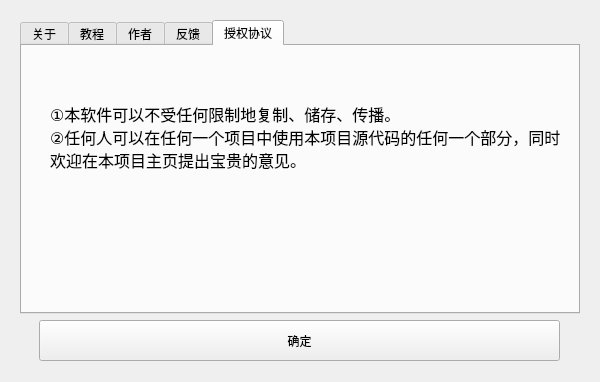
Qt form uiFiles/ui_about.ui (ljzloser/Solvable-Minesweeper) before a commit.
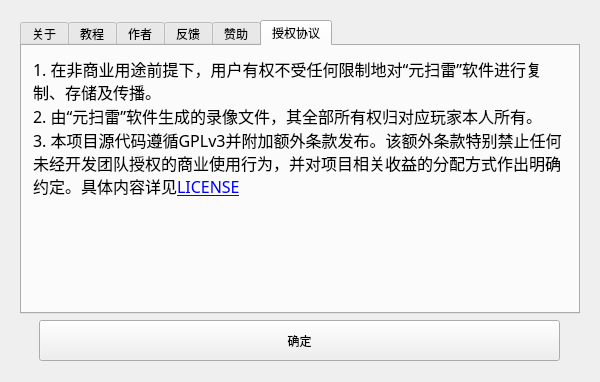
The same form after that commit. The open tabs and pages were chosen to show the change. Icons and pictures are not drawn.

```diff
--- a/uiFiles/ui_about.ui
+++ b/uiFiles/ui_about.ui
@@ -34,7 +34,7 @@
   <property name="windowOpacity">
    <double>10.000000000000000</double>
   </property>
-  <layout class="QVBoxLayout" name="verticalLayout">
+  <layout class="QVBoxLayout" name="verticalLayout_7">
    <property name="leftMargin">
     <number>20</number>
    </property>
@@ -314,85 +314,228 @@
          </property>
         </widget>
        </item>
+       <item>
+        <spacer name="verticalSpacer_4">
+         <property name="orientation">
+          <enum>Qt::Vertical</enum>
+         </property>
+         <property name="sizeHint" stdset="0">
+          <size>
+           <width>20</width>
+           <height>40</height>
+          </size>
+         </property>
+        </spacer>
+       </item>
+      </layout>
+     </widget>
+     <widget class="QWidget" name="tab_6">
+      <attribute name="title">
+       <string>赞助</string>
+      </attribute>
+      <layout class="QVBoxLayout" name="verticalLayout_6">
+       <item>
+        <widget class="QLabel" name="label_9">
+         <property name="text">
+          <string>感谢您考虑支持我们的开源项目，赞助时请备注项目名称+您的称呼+其他要求，例如元扫雷+张先生+建议添加**功能。您的赞助将有助于项目的持续发展和改进，使我们能够继续提高软件的质量。</string>
+         </property>
+         <property name="wordWrap">
+          <bool>true</bool>
+         </property>
+        </widget>
+       </item>
+       <item>
+        <widget class="QWidget" name="widget" native="true">
+         <property name="sizePolicy">
+          <sizepolicy hsizetype="Preferred" vsizetype="Preferred">
+           <horstretch>0</horstretch>
+           <verstretch>0</verstretch>
+          </sizepolicy>
+         </property>
+         <layout class="QHBoxLayout" name="horizontalLayout">
+          <property name="spacing">
+           <number>0</number>
+          </property>
+          <property name="leftMargin">
+           <number>0</number>
+          </property>
+          <property name="topMargin">
+           <number>0</number>
+          </property>
+          <property name="rightMargin">
+           <number>0</number>
+          </property>
+          <property name="bottomMargin">
+           <number>0</number>
+          </property>
+          <item>
+           <widget class="QLabel" name="label_10">
+            <property name="minimumSize">
+             <size>
+              <width>120</width>
+              <height>120</height>
+             </size>
+            </property>
+            <property name="maximumSize">
+             <size>
+              <width>120</width>
+              <height>120</height>
+             </size>
+            </property>
+            <property name="styleSheet">
+             <string notr="true">border-image: url(media/wxskm.png);</string>
+            </property>
+            <property name="text">
+             <string/>
+            </property>
+            <property name="textFormat">
+             <enum>Qt::PlainText</enum>
+            </property>
+            <property name="scaledContents">
+             <bool>false</bool>
+            </property>
+            <property name="alignment">
+             <set>Qt::AlignCenter</set>
+            </property>
+            <property name="wordWrap">
+             <bool>false</bool>
+            </property>
+           </widget>
+          </item>
+          <item>
+           <widget class="QLabel" name="label_12">
+            <property name="minimumSize">
+             <size>
+              <width>120</width>
+              <height>120</height>
+             </size>
+            </property>
+            <property name="maximumSize">
+             <size>
+              <width>120</width>
+              <height>120</height>
+             </size>
+            </property>
+            <property name="styleSheet">
+             <string notr="true">border-image: url(media/zfbskm.png);</string>
+            </property>
+            <property name="text">
+             <string/>
+            </property>
+            <property name="alignment">
+             <set>Qt::AlignCenter</set>
+            </property>
+           </widget>
+          </item>
+         </layout>
+        </widget>
+       </item>
+       <item>
+        <spacer name="verticalSpacer_6">
+         <property name="orientation">
+          <enum>Qt::Vertical</enum>
+         </property>
+         <property name="sizeHint" stdset="0">
+          <size>
+           <width>20</width>
+           <height>40</height>
+          </size>
+         </property>
+        </spacer>
+       </item>
       </layout>
      </widget>
      <widget class="QWidget" name="tab_4">
+      <property name="font">
+       <font>
+        <family>微软雅黑</family>
+        <pointsize>12</pointsize>
+        <weight>50</weight>
+        <italic>false</italic>
+        <bold>false</bold>
+       </font>
+      </property>
       <attribute name="title">
        <string>授权协议</string>
       </attribute>
-      <widget class="QWidget" name="layoutWidget">
-       <property name="geometry">
-        <rect>
-         <x>0</x>
-         <y>30</y>
-         <width>578</width>
-         <height>122</height>
-        </rect>
+      <layout class="QVBoxLayout" name="verticalLayout">
+       <property name="spacing">
+        <number>0</number>
        </property>
-       <layout class="QHBoxLayout" name="horizontalLayout_2">
-        <item>
-         <spacer name="horizontalSpacer_2">
-          <property name="orientation">
-           <enum>Qt::Horizontal</enum>
-          </property>
-          <property name="sizeHint" stdset="0">
-           <size>
-            <width>40</width>
-            <height>20</height>
-           </size>
-          </property>
-         </spacer>
-        </item>
-        <item>
-         <widget class="QLabel" name="label_race_label_3">
-          <property name="minimumSize">
-           <size>
-            <width>521</width>
-            <height>0</height>
-           </size>
-          </property>
-          <property name="maximumSize">
-           <size>
-            <width>521</width>
-            <height>16777215</height>
-           </size>
-          </property>
-          <property name="font">
-           <font>
-            <family>微软雅黑</family>
-            <pointsize>12</pointsize>
-            <weight>50</weight>
-            <italic>false</italic>
-            <bold>false</bold>
-           </font>
-          </property>
-          <property name="text">
-           <string>①本软件可以不受任何限制地复制、储存、传播。
-②任何人可以在任何一个项目中使用本项目源代码的任何一个部分，同时欢迎在本项目主页提出宝贵的意见。</string>
-          </property>
-          <property name="scaledContents">
-           <bool>false</bool>
-          </property>
-          <property name="wordWrap">
-           <bool>true</bool>
-          </property>
-         </widget>
-        </item>
-        <item>
-         <spacer name="horizontalSpacer">
-          <property name="orientation">
-           <enum>Qt::Horizontal</enum>
-          </property>
-          <property name="sizeHint" stdset="0">
-           <size>
-            <width>40</width>
-            <height>20</height>
-           </size>
-          </property>
-         </spacer>
-        </item>
-       </layout>
-      </widget>
+       <property name="leftMargin">
+        <number>11</number>
+       </property>
+       <property name="topMargin">
+        <number>11</number>
+       </property>
+       <property name="rightMargin">
+        <number>11</number>
+       </property>
+       <property name="bottomMargin">
+        <number>11</number>
+       </property>
+       <item>
+        <widget class="QLabel" name="label_13">
+         <property name="font">
+          <font>
+           <family>微软雅黑</family>
+           <pointsize>12</pointsize>
+           <weight>50</weight>
+           <italic>false</italic>
+           <bold>false</bold>
+          </font>
+         </property>
+         <property name="text">
+          <string>1. 在非商业用途前提下，用户有权不受任何限制地对“元扫雷”软件进行复制、存储及传播。</string>
+         </property>
+         <property name="wordWrap">
+          <bool>true</bool>
+         </property>
+        </widget>
+       </item>
+       <item>
+        <widget class="QLabel" name="label_15">
+         <property name="text">
+          <string>2. 由“元扫雷”软件生成的录像文件，其全部所有权归对应玩家本人所有。</string>
+         </property>
+         <property name="wordWrap">
+          <bool>true</bool>
+         </property>
+        </widget>
+       </item>
+       <item>
+        <widget class="QLabel" name="label_14">
+         <property name="text">
+          <string>&lt;html&gt;&lt;head/&gt;&lt;body&gt;&lt;p&gt;3. 本项目源代码遵循GPLv3并附加额外条款发布。该额外条款特别禁止任何未经开发团队授权的商业使用行为，并对项目相关收益的分配方式作出明确约定。具体内容详见&lt;a href=&quot;https://github.com/eee555/Metasweeper/blob/master/LICENSE&quot;&gt;&lt;span style=&quot; text-decoration: underline; color:#0000ff;&quot;&gt;LICENSE&lt;/span&gt;&lt;/a&gt;&lt;/p&gt;&lt;/body&gt;&lt;/html&gt;</string>
+         </property>
+         <property name="textFormat">
+          <enum>Qt::RichText</enum>
+         </property>
+         <property name="scaledContents">
+          <bool>false</bool>
+         </property>
+         <property name="wordWrap">
+          <bool>true</bool>
+         </property>
+         <property name="openExternalLinks">
+          <bool>true</bool>
+         </property>
+        </widget>
+       </item>
+       <item>
+        <spacer name="verticalSpacer_5">
+         <property name="orientation">
+          <enum>Qt::Vertical</enum>
+         </property>
+         <property name="sizeHint" stdset="0">
+          <size>
+           <width>20</width>
+           <height>40</height>
+          </size>
+         </property>
+        </spacer>
+       </item>
+      </layout>
      </widget>
     </widget>
    </item>
```
Left out of the diff: 74 changed lines with no effect on the pictures.
